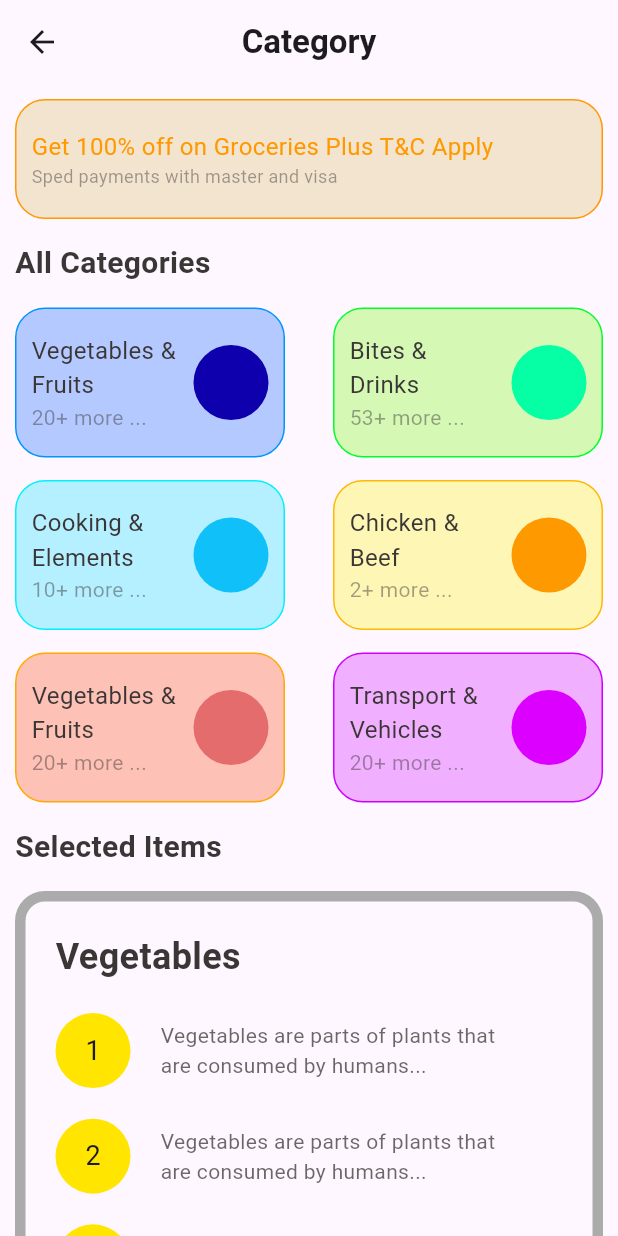
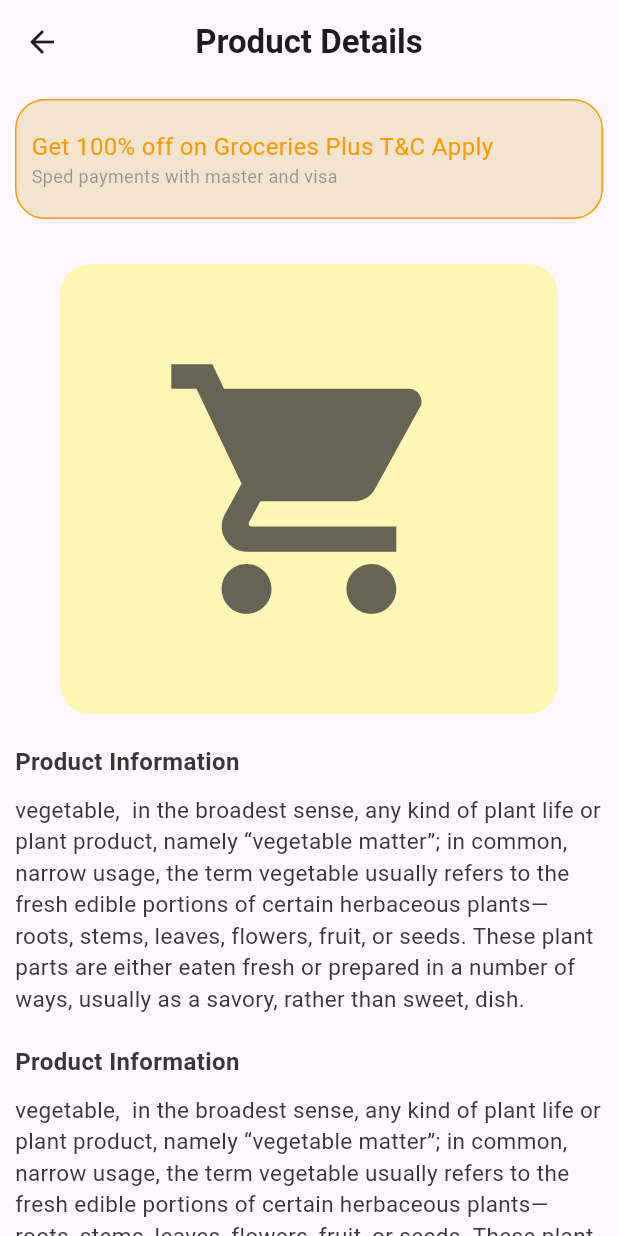
Before and after one commit to Sithum1220/Flutter-Leaning-Projects, a Flutter app: the screen it shows after launch, on a phone screen of 412 x 824 dp. Run offline on Flutter 3.47's test engine with Material 3 defaults, Android fonts, the phone set to English and light mode, and no system bars.

Commit message:
flutter_grocery app update

```diff
--- a/flutter_grocery/lib/main.dart
+++ b/flutter_grocery/lib/main.dart
@@ -1,5 +1,5 @@
 import 'package:flutter/material.dart';
-import 'package:flutter_grocery/pages/category_page/category_page.dart';
+import 'package:flutter_grocery/pages/product_details_page/product_details_page.dart';
 
 void main() {
   runApp(const MainApp());
@@ -13,7 +13,7 @@ class MainApp extends StatelessWidget {
     return const MaterialApp(
       debugShowCheckedModeBanner: false,
       title: "Flutter Grocery App",
-      home: CategoryPage(),
+      home: ProductDetailsPage(),
     );
   }
 }
--- a/flutter_grocery/lib/pages/category_page/category_page.dart
+++ b/flutter_grocery/lib/pages/category_page/category_page.dart
@@ -1,6 +1,6 @@
 import 'package:flutter/material.dart';
-import 'package:flutter_grocery/widgets/reusable/category_card.dart';
-import 'package:flutter_grocery/widgets/reusable/vegetable_list.dart';
+import 'package:flutter_grocery/pages/category_page/widgets/selected_item.dart';
+import 'package:flutter_grocery/widgets/reusable/category_page/category_card.dart';
 import 'package:flutter_grocery/widgets/shared/notification_card.dart';
 
 class CategoryPage extends StatelessWidget {
@@ -101,98 +101,7 @@ class CategoryPage extends StatelessWidget {
                 ),
               ),
               const SizedBox(height: 15),
-              Container(
-                width: double.infinity,
-                height: 450,
-                decoration: BoxDecoration(
-                  border: Border.all(
-                    color: Color.fromARGB(255, 171, 171, 171),
-                    width: 7,
-                  ),
-                  borderRadius: BorderRadius.circular(20),
-                ),
-                child: Padding(
-                  padding: const EdgeInsets.all(20.0),
-                  child: Column(
-                    crossAxisAlignment: CrossAxisAlignment.start,
-                    mainAxisAlignment: MainAxisAlignment.spaceBetween,
-                    children: [
-                      Text(
-                        "Vegetables",
-                        style: TextStyle(
-                          color: Color(0xff3B3636),
-                          fontSize: 24,
-                          fontWeight: FontWeight.bold,
-                        ),
-                      ),
-                      VegetableList(
-                        number: 1,
-                        description:
-                            'Vegetables are parts of plants that are consumed by humans...',
-                      ),
-                      VegetableList(
-                        number: 2,
-                        description:
-                            'Vegetables are parts of plants that are consumed by humans...',
-                      ),
-                      VegetableList(
-                        number: 3,
-                        description:
-                            'Vegetables are parts of plants that are consumed by humans...',
-                      ),
-                      VegetableList(
-                        number: 4,
-                        description:
-                            'Vegetables are parts of plants that are consumed by humans...',
-                      ),
-
-                      Container(
-                        width: double.infinity,
-                        height: 60,
-                        decoration: BoxDecoration(
-                          color: Color(0xffCACACA),
-                          borderRadius: BorderRadius.circular(20),
-                        ),
-                        child: Padding(
-                          padding: const EdgeInsets.all(10.0),
-                          child: Row(
-                            mainAxisAlignment: MainAxisAlignment.spaceEvenly,
-                            children: [
-                              Icon(
-                                Icons.star,
-                                size: 40,
-                                color: Color(0xffFFE500),
-                              ),
-                              Icon(
-                                Icons.star,
-                                size: 40,
-                                color: Color(0xffFFE500),
-                              ),
-                              Icon(
-                                Icons.star,
-                                size: 40,
-                                color: Color(0xffFFE500),
-                              ),
-                              Icon(
-                                Icons.star,
-                                size: 40,
-                                color: Color(0xffFFE500),
-                              ),
-                              Icon(
-                                Icons.star,
-                                size: 40,
-                                color: Color(
-                                  0xff3B3636,
-                                ).withValues(alpha: 0.75),
-                              ),
-                            ],
-                          ),
-                        ),
-                      ),
-                    ],
-                  ),
-                ),
-              ),
+              SelectedItem(),
               const SizedBox(height: 15),
             ],
           ),
--- a/flutter_grocery/lib/pages/home_page/home_page.dart
+++ b/flutter_grocery/lib/pages/home_page/home_page.dart
@@ -1,8 +1,8 @@
 import 'package:flutter/material.dart';
 import 'package:flutter_grocery/pages/home_page/widgets/search_bar.dart';
 import 'package:flutter_grocery/widgets/app_bar/app_bar.dart';
-import 'package:flutter_grocery/widgets/reusable/product_card.dart';
-import 'package:flutter_grocery/widgets/reusable/sale_and_low_cost_card.dart';
+import 'package:flutter_grocery/widgets/reusable/home_page/product_card.dart';
+import 'package:flutter_grocery/widgets/reusable/home_page/sale_and_low_cost_card.dart';
 
 class HomePage extends StatelessWidget {
   const HomePage({super.key});
--- /dev/null
+++ b/flutter_grocery/lib/pages/product_details_page/product_details_page.dart
@@ -0,0 +1,112 @@
+import 'package:flutter/material.dart';
+import 'package:flutter_grocery/widgets/reusable/product_details_page/price_card.dart';
+import 'package:flutter_grocery/widgets/reusable/product_details_page/title_desc_card.dart';
+import 'package:flutter_grocery/widgets/shared/notification_card.dart';
+
+class ProductDetailsPage extends StatelessWidget {
+  const ProductDetailsPage({super.key});
+
+  @override
+  Widget build(BuildContext context) {
+    return Scaffold(
+      appBar: AppBar(
+        leading: Icon(Icons.arrow_back),
+        title: Text(
+          "Product Details",
+          style: TextStyle(fontWeight: FontWeight.bold),
+        ),
+        centerTitle: true,
+      ),
+      body: SingleChildScrollView(
+        child: Padding(
+          padding: const EdgeInsets.all(10.0),
+          child: Column(
+            crossAxisAlignment: CrossAxisAlignment.start,
+            children: [
+              NotificationCard(),
+              const SizedBox(height: 30),
+              Padding(
+                padding: const EdgeInsets.symmetric(horizontal: 30),
+                child: Container(
+                  width: double.infinity,
+                  height: 300,
+                  decoration: BoxDecoration(
+                    color: Color(0xffFFF500).withValues(alpha: 0.29),
+                    borderRadius: BorderRadius.circular(20),
+                  ),
+                  child: Icon(
+                    Icons.shopping_cart,
+                    size: 200,
+                    color: Color(0xff333333).withValues(alpha: 0.75),
+                  ),
+                ),
+              ),
+              const SizedBox(height: 20),
+              TitleDescCard(
+                title: 'Product Information',
+                desc:
+                    'vegetable,  in the broadest sense, any kind of plant life or plant product, namely “vegetable matter”; in common, narrow usage, the term vegetable usually refers to the fresh edible portions of certain herbaceous plants—roots, stems, leaves, flowers, fruit, or seeds. These plant parts are either eaten fresh or prepared in a number of ways, usually as a savory, rather than sweet, dish.',
+              ),
+              const SizedBox(height: 20),
+              TitleDescCard(
+                title: 'Product Information',
+                desc:
+                    'vegetable,  in the broadest sense, any kind of plant life or plant product, namely “vegetable matter”; in common, narrow usage, the term vegetable usually refers to the fresh edible portions of certain herbaceous plants—roots, stems, leaves, flowers, fruit, or seeds. These plant parts are either eaten fresh or prepared in a number of ways, usually as a savory, rather than sweet, dish.',
+              ),
+              const SizedBox(height: 20),
+              Text(
+                "Price List",
+                style: TextStyle(
+                  color: Color(0xff3B3636),
+                  fontSize: 20,
+                  fontWeight: FontWeight.bold,
+                ),
+              ),
+              const SizedBox(height: 20),
+              PriceCard(item: 'Green peas', number: 1, size: 100),
+              Divider(
+                height: 1,
+                color: Color(0xff000000).withValues(alpha: 0.13),
+              ),
+              const SizedBox(height: 15),
+              PriceCard(item: 'Brussels sprouts', number: 2, size: 100),
+              Divider(
+                height: 1,
+                color: Color(0xff000000).withValues(alpha: 0.13),
+              ),
+              const SizedBox(height: 15),
+              PriceCard(item: 'Broccoli', number: 3, size: 100),
+              Divider(
+                height: 1,
+                color: Color(0xff000000).withValues(alpha: 0.13),
+              ),
+              const SizedBox(height: 10),
+              Row(
+                mainAxisAlignment: MainAxisAlignment.end,
+                children: [
+                  Text(
+                    "Total",
+                    style: TextStyle(
+                      color: Color(0xff3B3636),
+                      fontSize: 16,
+                      fontWeight: FontWeight.bold,
+                    ),
+                  ),
+                  const SizedBox(width: 80),
+                  Text(
+                    "230\$",
+                    style: TextStyle(
+                      color: Color(0xff9E00FF),
+                      fontSize: 20,
+                      fontWeight: FontWeight.bold,
+                    ),
+                  ),
+                ],
+              ),
+            ],
+          ),
+        ),
+      ),
+    );
+  }
+}
--- /dev/null
+++ b/flutter_grocery/lib/widgets/reusable/product_details_page/title_desc_card.dart
@@ -0,0 +1,26 @@
+import 'package:flutter/material.dart';
+
+class TitleDescCard extends StatelessWidget {
+  final String title;
+  final String desc;
+  const TitleDescCard({super.key, required this.title, required this.desc});
+
+  @override
+  Widget build(BuildContext context) {
+    return Column(
+      crossAxisAlignment: CrossAxisAlignment.start,
+      children: [
+        Text(
+          title,
+          style: TextStyle(
+            color: Color(0xff3B3636),
+            fontSize: 16,
+            fontWeight: FontWeight.bold,
+          ),
+        ),
+        const SizedBox(height: 10),
+        Text(desc, style: TextStyle(color: Color(0xff3B3636), fontSize: 15)),
+      ],
+    );
+  }
+}
```
Also changed, not shown: flutter_grocery/lib/pages/category_page/widgets/selected_item.dart (added, +81 -0 lines), flutter_grocery/lib/widgets/reusable/product_details_page/price_card.dart (added, +95 -0 lines), flutter_grocery/lib/widgets/reusable/category_page/category_card.dart (renamed from flutter_grocery/lib/widgets/reusable/category_card.dart), flutter_grocery/lib/widgets/reusable/category_page/vegetable_list.dart (renamed from flutter_grocery/lib/widgets/reusable/vegetable_list.dart), flutter_grocery/lib/widgets/reusable/home_page/product_card.dart (renamed from flutter_grocery/lib/widgets/reusable/product_card.dart), flutter_grocery/lib/widgets/reusable/home_page/sale_and_low_cost_card.dart (renamed from flutter_grocery/lib/widgets/reusable/sale_and_low_cost_card.dart).
